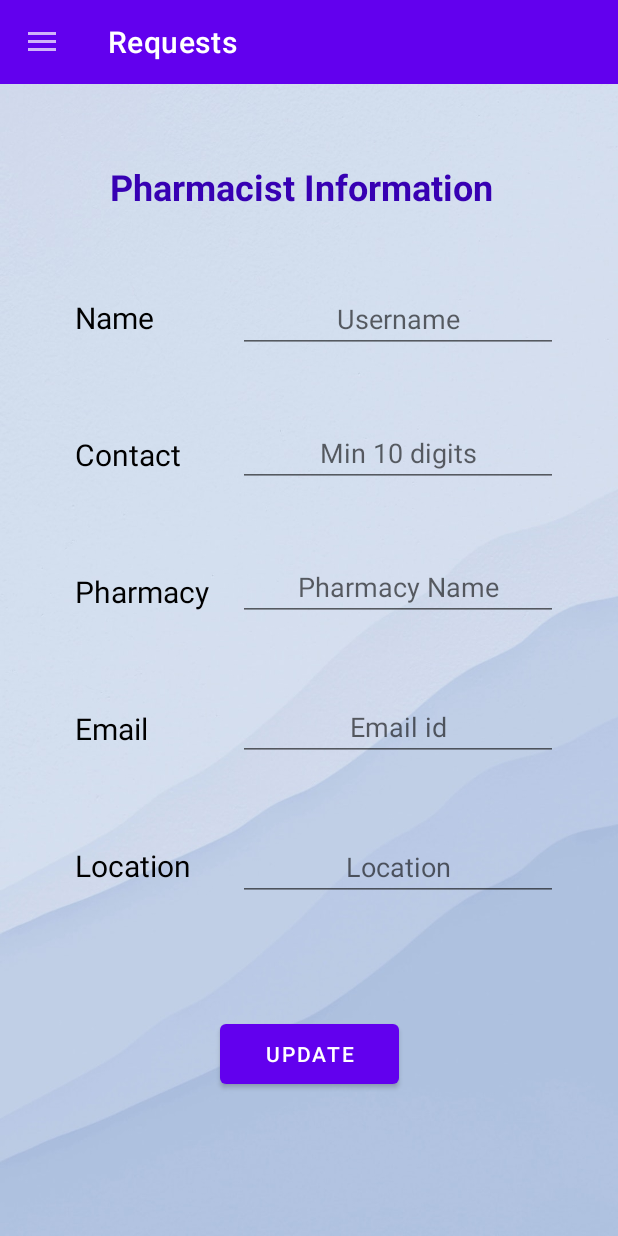
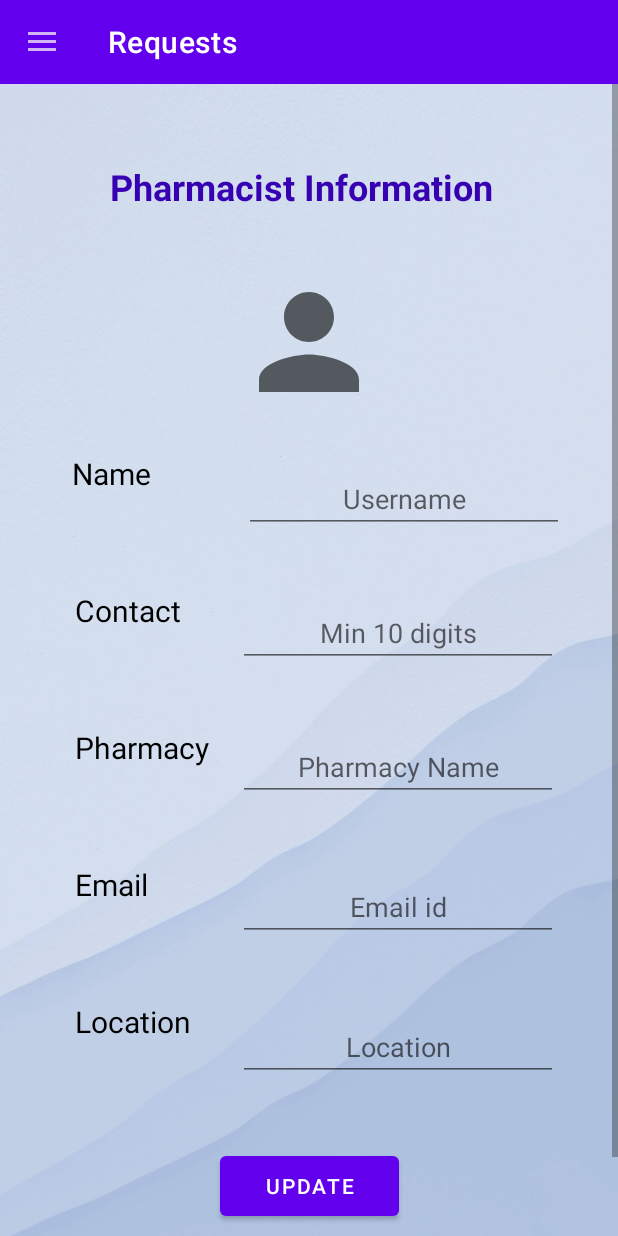
Before and after one commit to DigiTechHealthCare-Android/DT-HealthCare, an Android app: the fragment EditPharmacistFragment placed in its activity, on a phone screen of 412 x 824 dp. Run offline under Robolectric (Android 15) with nearby library versions, the phone set to English and light mode, and no system bars; our stand-ins replace Firebase (no records; nobody signed in at launch, a user with empty details on screens opened directly), Picasso; network calls fail; pictures from the network do not load; 2 statements that could not run were skipped.

Commit message:
Nurse Edit Profile Image

```diff
--- a/app/src/main/java/com/example/dgtechhealthcare/doctorPrescribeMedicine/DoctorPrescribeMedicineFragment.kt
+++ b/app/src/main/java/com/example/dgtechhealthcare/doctorPrescribeMedicine/DoctorPrescribeMedicineFragment.kt
@@ -218,6 +218,8 @@ class DoctorPrescribeMedicineFragment : Fragment(), AdapterView.OnItemSelectedLi
             else if(prescribeB.text.toString().compareTo("Update Status")==0) {
                 val ref = reference.userReference.child(patientID!!).child("prescribedMedicine")
 
+
+
                 if (morningCheckBox.isChecked) countCheckedBox += 1
                 if (afternoonCheckBox.isChecked) countCheckedBox += 1
                 if (eveningCheckBox.isChecked) countCheckedBox += 1
--- a/app/src/main/java/com/example/dgtechhealthcare/pharmacist/view/EditPharmacistFragment.kt
+++ b/app/src/main/java/com/example/dgtechhealthcare/pharmacist/view/EditPharmacistFragment.kt
@@ -6,6 +6,7 @@ import android.view.LayoutInflater
 import android.view.View
 import android.view.ViewGroup
 import android.widget.Button
+import android.widget.ImageView
 import android.widget.TextView
 import com.example.dgtechhealthcare.R
 import com.example.dgtechhealthcare.pharmacist.model.EditPharmacistData
@@ -17,6 +18,7 @@ class EditPharmacistFragment : Fragment() {
     lateinit var reference: FirebasePresenter
     lateinit var presenter : PharmacistPresenter
 
+    lateinit var pharmacistProfileImageView: ImageView
     lateinit var nameTextView: TextView
     lateinit var mobileTextView: TextView
     lateinit var pharmacyNameTextView: TextView
--- a/app/src/main/res/layout/fragment_edit_pharmacist.xml
+++ b/app/src/main/res/layout/fragment_edit_pharmacist.xml
@@ -40,27 +40,27 @@
                     android:id="@+id/textView51"
                     android:layout_width="wrap_content"
                     android:layout_height="wrap_content"
-                    android:layout_marginStart="50dp"
-                    android:layout_marginTop="52dp"
+                    android:layout_marginStart="48dp"
+                    android:layout_marginTop="24dp"
                     android:text="Name"
                     android:textColor="@color/black"
                     android:textSize="20sp"
                     app:layout_constraintStart_toStartOf="parent"
-                    app:layout_constraintTop_toBottomOf="@+id/textView50" />
+                    app:layout_constraintTop_toBottomOf="@+id/pharmacistProfileIV" />
 
                 <EditText
                     android:id="@+id/editPharmacistName"
                     android:layout_width="wrap_content"
                     android:layout_height="wrap_content"
-                    android:layout_marginTop="44dp"
-                    android:layout_marginEnd="40dp"
+                    android:layout_marginTop="32dp"
+                    android:layout_marginEnd="36dp"
                     android:ems="10"
                     android:hint="Username"
                     android:inputType="textPersonName"
                     android:textAlignment="center"
                     android:textColor="@color/black"
                     app:layout_constraintEnd_toEndOf="parent"
-                    app:layout_constraintTop_toBottomOf="@+id/textView50"
+                    app:layout_constraintTop_toBottomOf="@+id/pharmacistProfileIV"
                     tools:ignore="TouchTargetSizeCheck" />
 
                 <TextView
@@ -183,6 +183,17 @@
                     app:layout_constraintHorizontal_bias="0.5"
                     app:layout_constraintStart_toStartOf="parent"
                     app:layout_constraintTop_toBottomOf="@+id/editPharmacistLocation" />
+
+                <ImageView
+                    android:id="@+id/pharmacistProfileIV"
+                    android:layout_width="100dp"
+                    android:layout_height="100dp"
+                    android:layout_marginTop="32dp"
+                    android:src="@drawable/profile"
+                    app:layout_constraintEnd_toEndOf="parent"
+                    app:layout_constraintHorizontal_bias="0.5"
+                    app:layout_constraintStart_toStartOf="parent"
+                    app:layout_constraintTop_toBottomOf="@+id/textView50" />
             </androidx.constraintlayout.widget.ConstraintLayout>
         </ScrollView>
     </androidx.constraintlayout.widget.ConstraintLayout>
```
Also changed, not shown: app/src/main/java/com/example/dgtechhealthcare/nurse/view/EditNurseProfileFragment.kt (+51 -0 lines), app/src/main/res/layout/fragment_edit_nurse_profile.xml (+19 -7 lines).
